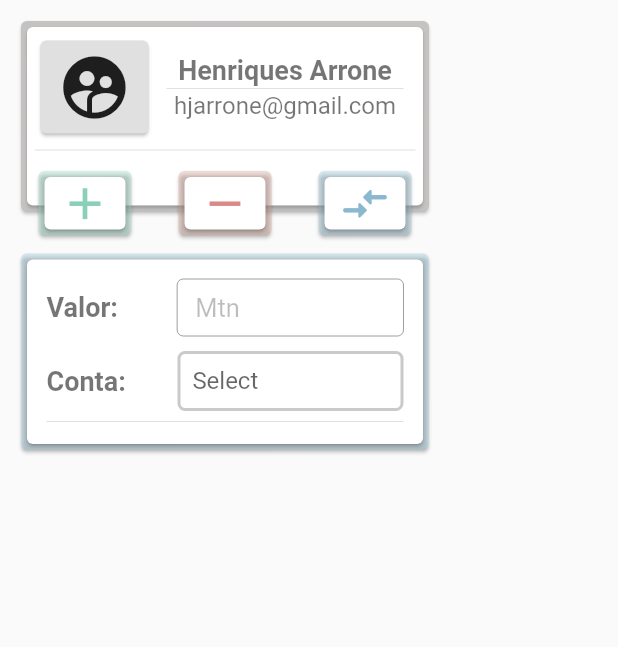
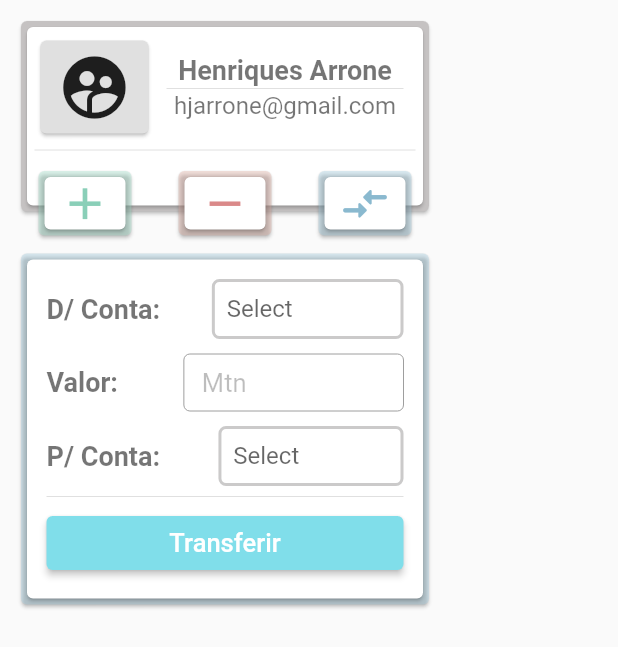
Before and after one commit to hjarroneDev/maleyanga, a Flutter app: the Menu widget shown alone on an empty page, opened directly with empty values, after a tap on the "add" icon, after a tap on the "compare arrows" icon, on a phone screen of 412 x 824 dp. Shown: the top 647 px of the screen. Run offline on Flutter 3.47's test engine with Material 2 defaults, Android fonts, the phone set to English and light mode, and no system bars; drawn by our look-alikes of delayed_display; our stand-ins replace google_fonts.

Commit message:
Actual Butao gravar movimentos

```diff
--- a/lib/pages/Menu/menu.dart
+++ b/lib/pages/Menu/menu.dart
@@ -13,6 +13,7 @@ class Menu extends StatefulWidget {
 
 class _MenuState extends State<Menu> {
   bool movVisivel = false;
+  bool transfVisivel = false;
   Color movColor = Colors.white;
   @override
   Widget build(BuildContext context) {
@@ -124,16 +125,13 @@ class _MenuState extends State<Menu> {
                                 child: InkWell(
                                   onTap: () {
                                     setState(() {
-                                      if (movVisivel == true &&
-                                          movColor !=
-                                              const Color.fromARGB(
-                                                  97, 169, 230, 209)) {
-                                        movColor = const Color.fromARGB(
-                                            97, 169, 230, 209);
+                                      if (movVisivel == true && movColor != const Color.fromARGB(97, 169, 230, 209)) {
+                                        movColor = const Color.fromARGB(97, 169, 230, 209);
+                                        transfVisivel = false;
                                       } else {
                                         movVisivel = !movVisivel;
-                                        movColor = const Color.fromARGB(
-                                            97, 169, 230, 209);
+                                        transfVisivel = false;
+                                        movColor = const Color.fromARGB(97, 169, 230, 209);
                                       }
                                     });
                                   },
@@ -157,13 +155,11 @@ class _MenuState extends State<Menu> {
                                 child: InkWell(
                                   onTap: () {
                                     setState(() {
-                                      if (movVisivel == true &&
-                                          movColor !=
-                                              const Color.fromARGB(
-                                                  96, 230, 181, 169)) {
-                                        movColor = const Color.fromARGB(
-                                            96, 230, 181, 169);
+                                      if (movVisivel == true && movColor != const Color.fromARGB( 96, 230, 181, 169)) {
+                                        movColor = const Color.fromARGB(96, 230, 181, 169);
+                                        transfVisivel = false;
                                       } else {
+                                        transfVisivel = false;
                                         movVisivel = !movVisivel;
                                         movColor = const Color.fromARGB(
                                             96, 230, 181, 169);
@@ -190,13 +186,12 @@ class _MenuState extends State<Menu> {
                                 child: InkWell(
                                   onTap: () {
                                     setState(() {
-                                      if (movVisivel == true &&
-                                          movColor !=
-                                              const Color.fromARGB(
-                                                  96, 169, 211, 230)) {
-                                        movColor = const Color.fromARGB(
-                                            96, 169, 211, 230);
+                                      if (movVisivel == true && movColor != const Color.fromARGB(96, 169, 211, 230)) {
+                                        transfVisivel = true;
+                                        movColor = const Color.fromARGB(96, 169, 211, 230);
                                       } else {
+
+                                        transfVisivel = true;
                                         movVisivel = !movVisivel;
                                         movColor = const Color.fromARGB(
                                             96, 169, 211, 230);
@@ -228,6 +223,7 @@ class _MenuState extends State<Menu> {
                     visible: movVisivel,
                     child: Movimento(
                       movColor: movColor,
+                      transfVisivel: transfVisivel,
                     ),
                   ),
                 ),
--- a/lib/pages/Menu/widget/movimento.dart
+++ b/lib/pages/Menu/widget/movimento.dart
@@ -3,9 +3,11 @@ import 'package:flutter/material.dart';
 import 'package:google_fonts/google_fonts.dart';
 
 class Movimento extends StatefulWidget {
-
   final Color movColor;
-   const Movimento({Key? key, required this.movColor}) : super(key: key);
+  final bool transfVisivel;
+  const Movimento(
+      {Key? key, required this.movColor, required this.transfVisivel})
+      : super(key: key);
 
   @override
   State<Movimento> createState() => _MovimentoState();
@@ -13,19 +15,32 @@ class Movimento extends StatefulWidget {
 
 class _MovimentoState extends State<Movimento> {
 //AGENTE
-  final agente = [
+  final contas = [
     "BCI",
     "BIM",
     "M-Pesa",
     "E-Mola",
     "Carteira",
   ];
-  String? agenteValue;
-
-
+  String? conta1;
+  String? conta2;
 
   @override
   Widget build(BuildContext context) {
+    String? conta;
+    String? botao;
+
+    if (widget.transfVisivel == false) {
+      setState(() {
+        conta = "Conta:  ";
+        botao = 'Gravar';
+      });
+    } else {
+      setState(() {
+        conta = "P/ Conta:  ";
+        botao = 'Transferir';
+      });
+    }
 
     return DelayedDisplay(
       delay: const Duration(milliseconds: 50),
@@ -48,10 +63,68 @@ class _MovimentoState extends State<Movimento> {
                           child: Column(
                             crossAxisAlignment: CrossAxisAlignment.start,
                             children: [
+                              Visibility(
+                                visible: widget.transfVisivel,
+                                child: Row(
+                                  children: [
+                                    Text(
+                                      'D/ Conta: ',
+                                      style: GoogleFonts.roboto(
+                                        textStyle: const TextStyle(
+                                          fontSize: 18,
+                                          fontWeight: FontWeight.bold,
+                                          color: Colors.black54,
+                                        ),
+                                      ),
+                                    ),
+                                    const SizedBox(
+                                      width: 30,
+                                    ),
+                                    Expanded(
+                                      child: Container(
+                                        height: 40,
+                                        decoration: BoxDecoration(
+                                          border: Border.all(
+                                            color: const Color.fromARGB(
+                                                88, 104, 102, 102),
+                                            width: 2,
+                                          ),
+                                          borderRadius:
+                                              BorderRadius.circular(5),
+                                        ),
+                                        child: DropdownButtonHideUnderline(
+                                          child: DropdownButton<String>(
+                                            icon: const Visibility(
+                                                visible: false,
+                                                child:
+                                                    Icon(Icons.arrow_downward)),
+                                            borderRadius:
+                                                BorderRadius.circular(8),
+                                            value: conta1,
+                                            isExpanded: true,
+                                            hint: const Text(
+                                              "  Select",
+                                            ),
+                                            items: contas
+                                                .map(buildMenuItem)
+                                                .toList(),
+                                            onChanged: (value) => setState(
+                                              () => conta1 = value,
+                                            ),
+                                          ),
+                                        ),
+                                      ),
+                                    ),
+                                  ],
+                                ),
+                              ),
+                              const SizedBox(
+                                height: 10,
+                              ),
                               Row(
                                 children: [
                                   Text(
-                                    "Valor: ",
+                                    "Valor:  ",
                                     style: GoogleFonts.roboto(
                                       textStyle: const TextStyle(
                                         fontSize: 18,
@@ -84,7 +157,8 @@ class _MovimentoState extends State<Movimento> {
                                             borderRadius:
                                                 BorderRadius.circular(5.0),
                                           ),
-                                          enabledBorder: const OutlineInputBorder(
+                                          enabledBorder:
+                                              const OutlineInputBorder(
                                             borderSide: BorderSide(
                                                 color: Colors.grey, width: 0.0),
                                           ),
@@ -100,7 +174,7 @@ class _MovimentoState extends State<Movimento> {
                               Row(
                                 children: [
                                   Text(
-                                    "Conta: ",
+                                    conta!,
                                     style: GoogleFonts.roboto(
                                       textStyle: const TextStyle(
                                         fontSize: 18,
@@ -117,7 +191,8 @@ class _MovimentoState extends State<Movimento> {
                                       height: 40,
                                       decoration: BoxDecoration(
                                         border: Border.all(
-                                          color: const Color.fromARGB(88, 104, 102, 102),
+                                          color: const Color.fromARGB(
+                                              88, 104, 102, 102),
                                           width: 2,
                                         ),
                                         borderRadius: BorderRadius.circular(5),
@@ -126,17 +201,20 @@ class _MovimentoState extends State<Movimento> {
                                         child: DropdownButton<String>(
                                           icon: const Visibility(
                                               visible: false,
-                                              child: Icon(Icons.arrow_downward)),
-                                          borderRadius: BorderRadius.circular(8),
-                                          value: agenteValue,
+                                              child:
+                                                  Icon(Icons.arrow_downward)),
+                                          borderRadius:
+                                              BorderRadius.circular(8),
+                                          value: conta2,
                                           isExpanded: true,
                                           hint: const Text(
                                             "  Select",
                                           ),
-                                          items:
-                                              agente.map(buildMenuItem).toList(),
+                                          items: contas
+                                              .map(buildMenuItem2)
+                                              .toList(),
                                           onChanged: (value) => setState(
-                                            () => agenteValue = value,
+                                            () => conta2 = value,
                                           ),
                                         ),
                                       ),
@@ -149,6 +227,27 @@ class _MovimentoState extends State<Movimento> {
                               ),
                               const Divider(
                                 height: 4,
+                              ),
+                              const SizedBox(
+                                height: 5,
+                              ),
+                              SizedBox(
+                                width: 400,
+                                child: ElevatedButton(
+                                  style: ElevatedButton.styleFrom(
+                                      fixedSize: const Size.fromHeight(30),
+                                      primary: Colors.cyan[200]),
+                                  child: FittedBox(
+                                    child: Text(
+                                      botao!,
+                                      style: const TextStyle(
+                                        fontSize: 17,
+                                        color: Colors.white,
+                                      ),
+                                    ),
+                                  ),
+                                  onPressed: () {},
+                                ),
                               ),
                             ],
                           ),
@@ -165,7 +264,7 @@ class _MovimentoState extends State<Movimento> {
     );
   }
 
-  //Situação CORESPONDENCIA
+  //Contas 1
   DropdownMenuItem<String> buildMenuItem(String item) => DropdownMenuItem(
         value: item,
         child: Text(
@@ -175,4 +274,15 @@ class _MovimentoState extends State<Movimento> {
           ),
         ),
       );
+
+  //Contas 2
+  DropdownMenuItem<String> buildMenuItem2(String item) => DropdownMenuItem(
+        value: item,
+        child: Text(
+          '   $item',
+          style: const TextStyle(
+            fontSize: 16,
+          ),
+        ),
+      );
 }
```
Also changed, not shown: 2 other files.
